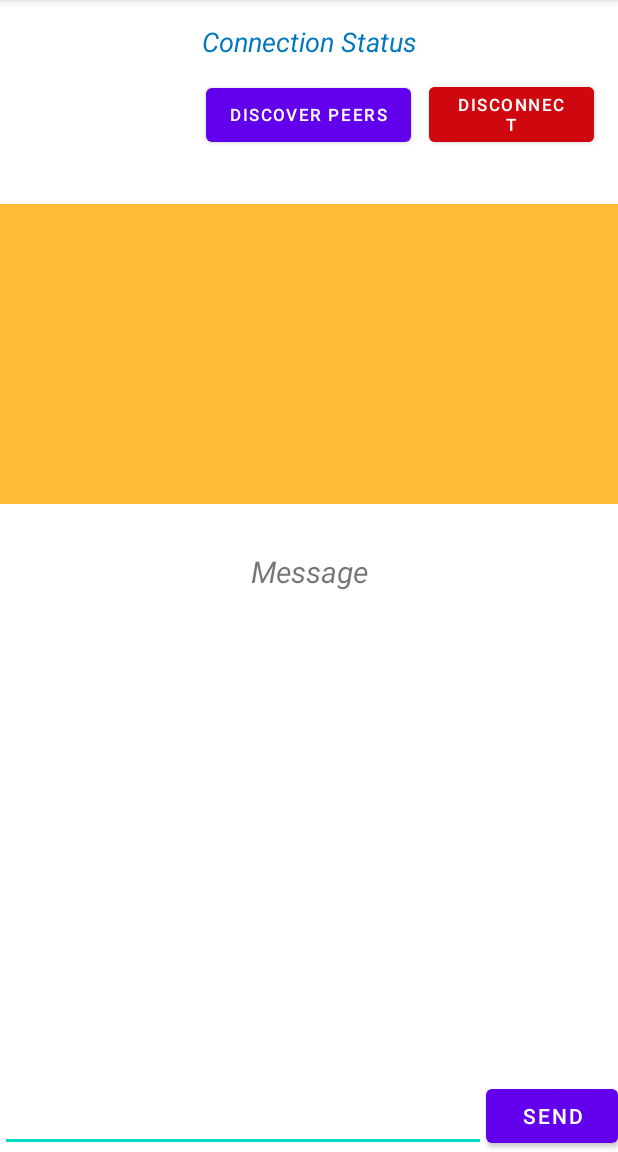
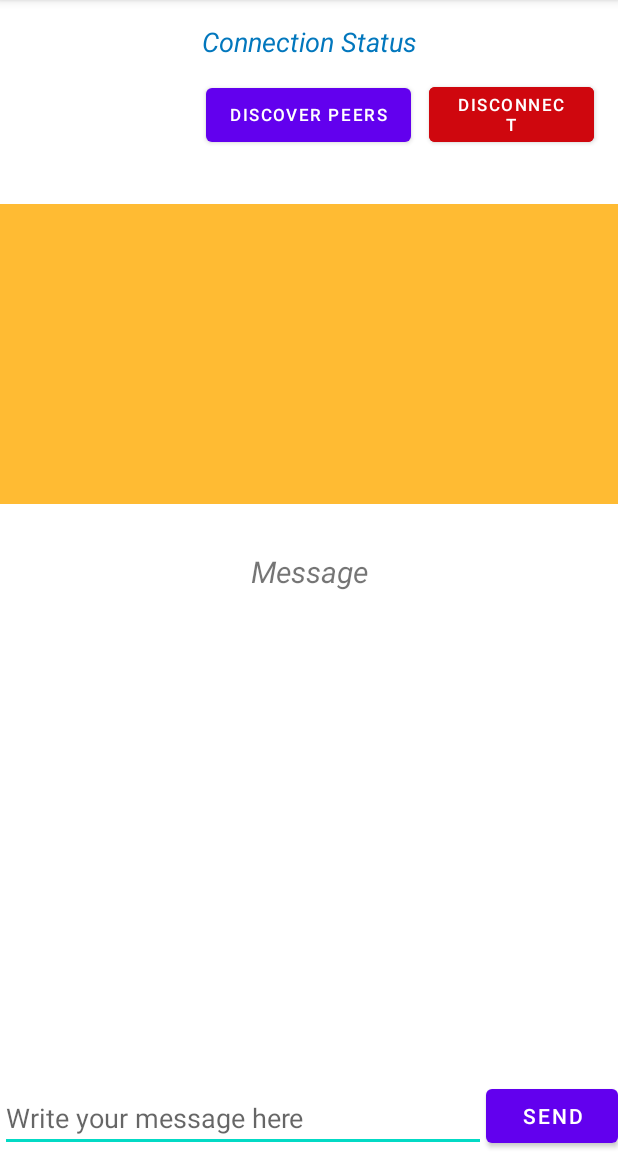
Before and after one commit to stefanroata/java-wifidirect, an Android app: the screen it shows after launch (MainActivity), on a phone screen of 412 x 824 dp, the part 84-1236 px from its top. Run offline under Robolectric (Android 15) with nearby library versions, the phone set to English and light mode, and no system bars.

Commit message:
minor modifications

```diff
--- a/app/src/main/java/com/example/wifidirect/MainActivity.java
+++ b/app/src/main/java/com/example/wifidirect/MainActivity.java
@@ -1,4 +1,5 @@
 package com.example.wifidirect;
+
 
 
 import androidx.appcompat.app.AppCompatActivity;
@@ -14,8 +15,6 @@ import android.net.wifi.p2p.WifiP2pDeviceList;
 import android.net.wifi.p2p.WifiP2pInfo;
 import android.net.wifi.p2p.WifiP2pManager;
 import android.os.Bundle;
-
-
 import android.util.Log;
 import android.widget.ArrayAdapter;
 import android.widget.Button;
@@ -23,9 +22,9 @@ import android.widget.EditText;
 import android.widget.ListView;
 import android.widget.TextView;
 import android.widget.Toast;
-
 import java.net.InetAddress;
 import java.util.ArrayList;
+import java.util.Arrays;
 import java.util.List;
 
 
@@ -33,7 +32,7 @@ public class MainActivity extends AppCompatActivity {
     Button btnDiscover, btnSend, btnDisconnect;
     ListView listView;
     TextView read_msg_box, connectionStatus;
-    EditText writeMsg;
+    EditText editText;
 
     // WifiManager wifiManager;
     WifiP2pManager mManager;
@@ -45,6 +44,8 @@ public class MainActivity extends AppCompatActivity {
     String[] deviceNameArray;
     WifiP2pDevice[] deviceArray;
 
+
+
     @Override
     protected void onCreate(Bundle savedInstanceState) {
         super.onCreate(savedInstanceState);
@@ -53,6 +54,7 @@ public class MainActivity extends AppCompatActivity {
         exqListener();
     }
 
+
     private void initialWork() {
         btnDiscover = (Button) findViewById(R.id.discover);
         btnSend = (Button) findViewById(R.id.sendButton);
@@ -60,7 +62,7 @@ public class MainActivity extends AppCompatActivity {
         listView = (ListView) findViewById(R.id.peerListView);
         read_msg_box = (TextView) findViewById(R.id.readMsg);
         connectionStatus = (TextView) findViewById(R.id.connectionStatus);
-        writeMsg = (EditText) findViewById(R.id.writeMsg);
+        editText = (EditText) findViewById(R.id.inputField);
 
         mManager = (WifiP2pManager) getSystemService(Context.WIFI_P2P_SERVICE);
         mChannel = mManager.initialize(this, getMainLooper(), null);
@@ -98,6 +100,8 @@ public class MainActivity extends AppCompatActivity {
             }
         }
     };
+
+
 
     @SuppressLint("MissingPermission")
     private void exqListener(){
@@ -155,8 +159,11 @@ public class MainActivity extends AppCompatActivity {
                             Toast.LENGTH_SHORT).show();
                 }
             });
+        });
 
-
+        btnSend.setOnClickListener(v -> {
+            String msg = editText.getText().toString();
+            Log.v("Message: ", Arrays.toString(msg.getBytes()));
         });
     }
 
@@ -166,11 +173,10 @@ public class MainActivity extends AppCompatActivity {
         @Override
         public void onConnectionInfoAvailable(WifiP2pInfo wifiP2pInfo) {
             final InetAddress groupOwnerAddress = wifiP2pInfo.groupOwnerAddress;
-            Log.v("group formed? ", ""+wifiP2pInfo.groupFormed);
+            Log.v("group formed? ", "" + wifiP2pInfo.groupFormed);
 
             if (wifiP2pInfo.groupFormed && wifiP2pInfo.isGroupOwner){
                 connectionStatus.setText("Host/Server");
-
                 String stringGroupOwnerAddress = (String) groupOwnerAddress.getHostAddress();
                 Log.v("GO Address: ", stringGroupOwnerAddress);
             }
@@ -190,5 +196,4 @@ public class MainActivity extends AppCompatActivity {
         super.onPause();
         unregisterReceiver(mReceiver);
     }
-
 }
--- a/app/src/main/res/layout/activity_main.xml
+++ b/app/src/main/res/layout/activity_main.xml
@@ -58,7 +58,7 @@
         android:textStyle="italic" />
 
     <EditText
-        android:id="@+id/writeMsg"
+        android:id="@+id/inputField"
         android:layout_width="wrap_content"
         android:layout_height="wrap_content"
         android:layout_alignParentStart="true"
@@ -66,8 +66,9 @@
         android:layout_toStartOf="@+id/sendButton"
         android:autofillHints="write your message here"
         android:ems="10"
+        android:hint="@string/write_your_message_here"
         android:inputType="textPersonName"
-        tools:ignore="LabelFor,SpeakableTextPresentCheck" />
+        tools:ignore="LabelFor,SpeakableTextPresentCheck,TextContrastCheck" />
 
     <Button
         android:id="@+id/sendButton"
--- a/app/src/main/res/values/strings.xml
+++ b/app/src/main/res/values/strings.xml
@@ -7,4 +7,5 @@
     <string name="connection_status">Connection Status</string>
     <string name="discover_peers">Discover Peers</string>
     <string name="disconnect">Disconnect</string>
+    <string name="write_your_message_here">Write your message here</string>
 </resources>
```
